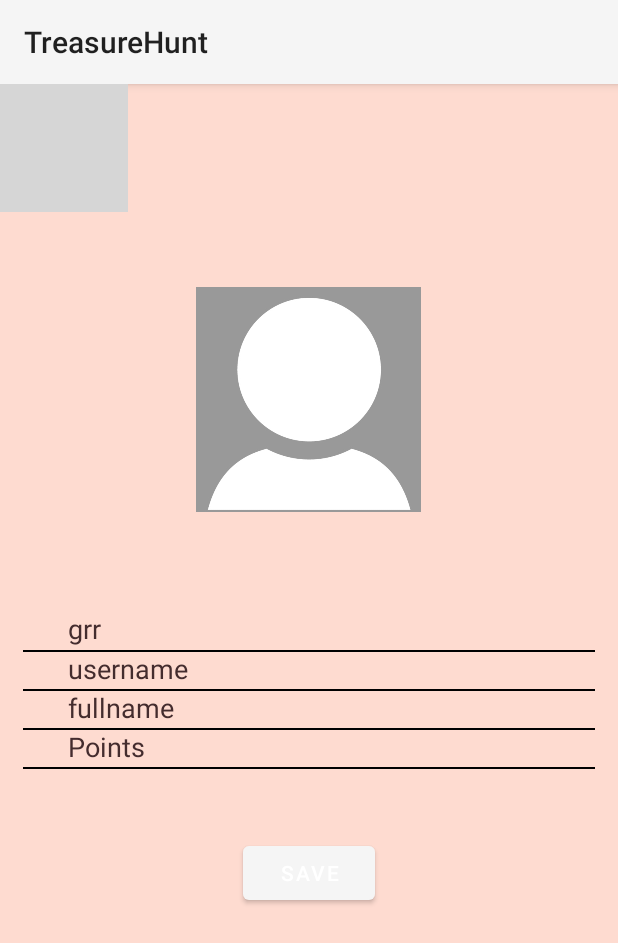
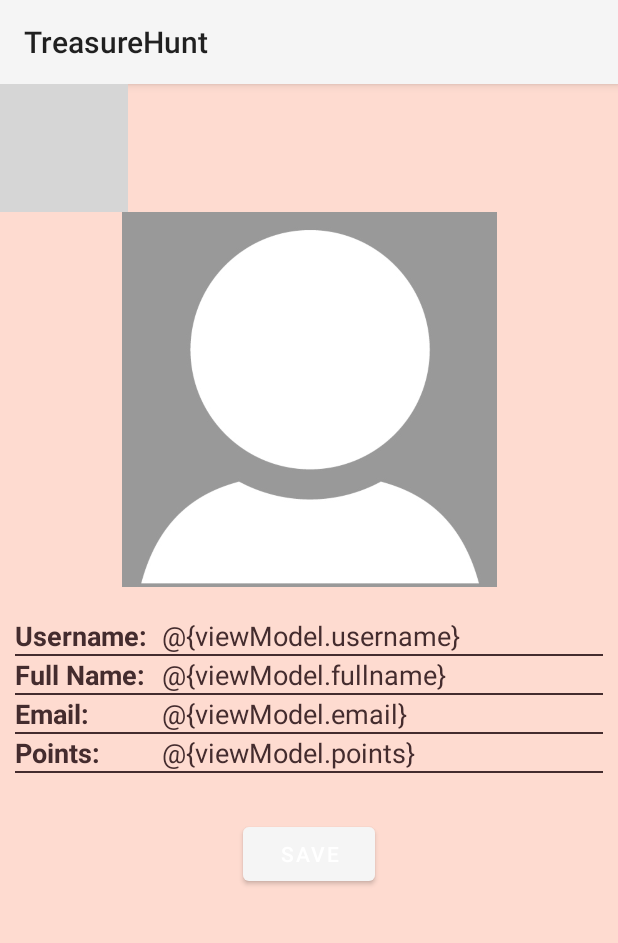
Before and after one commit to GutsArmour/TreasureHuntApp, an Android app: the UserProfile screen opened directly, with no data from a screen before it, on a phone screen of 412 x 824 dp. Shown: the top 943 px of the screen. Run offline under Robolectric (Android 15) with nearby library versions, the phone set to English and light mode, and no system bars; our stand-ins replace Firebase (no records; nobody signed in at launch, a user with empty details on screens opened directly); pictures from the network do not load; grey boxes are pictures that could not be loaded.

Commit message:
UserProfile added to Tutorial and fixed profile screen design

```diff
--- a/app/src/main/java/com/example/treasurehunt/UserProfile.java
+++ b/app/src/main/java/com/example/treasurehunt/UserProfile.java
@@ -91,10 +91,10 @@ public class UserProfile extends BaseAppCompatActivity{
                 SharedPreferences sharedPreferences = getSharedPreferences("prefs", MODE_PRIVATE);
                 final String username = sharedPreferences.getString("username", "default value");
                 if (snapshot.hasChild(username)) {
-                    userName.setText("Username: " + username);
-                    userFullname.setText("Full Name: " + snapshot.child(username).child("fullname").getValue(String.class));
-                    userEmail.setText("Email: " + snapshot.child(username).child("email").getValue(String.class));
-                    userPoints.setText("Points: " + snapshot.child(username).child("points").getValue(Long.class).toString());
+                    userName.setText(username);
+                    userFullname.setText(snapshot.child(username).child("fullname").getValue(String.class));
+                    userEmail.setText(snapshot.child(username).child("email").getValue(String.class));
+                    userPoints.setText(snapshot.child(username).child("points").getValue(Long.class).toString());
                     Glide.with(UserProfile.this).load(snapshot.child(username).child("pfp").getValue(String.class)).into(userPfp);
                 }
             }
--- a/app/src/main/res/layout/activity_tutorial.xml
+++ b/app/src/main/res/layout/activity_tutorial.xml
@@ -177,5 +177,29 @@
             android:paddingLeft="10dp"
             android:paddingRight="10dp"/>
     </LinearLayout>
+        <LinearLayout
+            android:layout_width="wrap_content"
+            android:layout_height="wrap_content"
+            android:orientation="vertical"
+            android:layout_marginTop="20dp">
+
+            <TextView
+                android:layout_width="match_parent"
+                android:layout_height="wrap_content"
+                android:text="User Profile"
+                android:textSize="16sp"
+                android:textStyle="bold"
+                android:textAlignment="center"/>
+
+            <TextView
+                android:layout_width="match_parent"
+                android:layout_height="wrap_content"
+                android:text="The User Profile page lets you visit your profile and view your details such as username, name, email, and points. In here, you can change your profile by simply clicking on the picture icon which will allow you to open a picture from your galler."
+                android:textAlignment="center"
+                android:paddingTop="3dp"
+                android:paddingBottom="3dp"
+                android:paddingLeft="10dp"
+                android:paddingRight="10dp"/>
+        </LinearLayout>
     </LinearLayout>
 </ScrollView>
--- a/app/src/main/res/layout/activity_userprofile.xml
+++ b/app/src/main/res/layout/activity_userprofile.xml
@@ -25,74 +25,80 @@
             android:layout_height="250dp">
 
             <ImageView
-                android:layout_width="150dp"
-                android:layout_height="150dp"
+                android:layout_width="300dp"
+                android:layout_height="300dp"
                 android:id="@+id/userprofileImage"
                 android:layout_centerInParent="true"
                 android:src="@drawable/default_profile_photo"/>
         </RelativeLayout>
 
-        <RelativeLayout
+        <TableLayout
             android:layout_width="match_parent"
-            android:layout_height="match_parent"
-            android:layout_margin="15dp">
+            android:layout_height="wrap_content"
+            android:paddingTop="20dp"
+            android:paddingHorizontal="10dp">
 
-            <TextView
-                android:layout_width="wrap_content"
-                android:layout_height="wrap_content"
-                android:id="@+id/userprofileUsername"
-                android:layout_marginStart="30dp"
-                android:textSize="18sp"
-                android:text="grr"
-                android:layout_marginBottom="2dp"/>
+            <TableRow>
+                <TextView
+                    android:textSize="18sp"
+                    android:text="Username:"
+                    android:textStyle="bold" />
+                <TextView
+                    android:textSize="18sp"
+                    android:paddingLeft="10dp"
+                    android:id="@+id/userprofileUsername"
+                    android:text="@{viewModel.username}" />
+            </TableRow>
             <View
-                android:layout_width="wrap_content"
+                android:layout_width="match_parent"
                 android:layout_height="1dp"
-                android:layout_below="@id/userprofileUsername"
-                android:background="@color/black"/>
-            <TextView
-                android:layout_width="wrap_content"
-                android:layout_height="wrap_content"
-                android:id="@+id/userprofileFullname"
-                android:layout_marginStart="30dp"
-                android:layout_below="@id/userprofileUsername"
-                android:textSize="18sp"
-                android:text="username"
-                android:layout_marginBottom="1dp"/>
+                android:background="#442C2E"/>
+            <TableRow>
+                <TextView
+                    android:textSize="18sp"
+                    android:text="Full Name:"
+                    android:textStyle="bold" />
+                <TextView
+                    android:textSize="18sp"
+                    android:paddingLeft="10dp"
+                    android:id="@+id/userprofileFullname"
+                    android:text="@{viewModel.fullname}" />
+            </TableRow>
             <View
-                android:layout_width="wrap_content"
+                android:layout_width="match_parent"
                 android:layout_height="1dp"
-                android:layout_below="@id/userprofileFullname"
-                android:background="@color/black"/>
-            <TextView
-                android:layout_width="wrap_content"
-                android:layout_height="wrap_content"
-                android:id="@+id/userprofileEmail"
-                android:layout_marginStart="30dp"
-                android:layout_below="@id/userprofileFullname"
-                android:textSize="18sp"
-                android:text="fullname"
-                android:layout_marginBottom="1dp"/>
+                android:background="#442C2E"/>
+            <TableRow>
+                <TextView
+                    android:textSize="18sp"
+                    android:text="Email:"
+                    android:textStyle="bold" />
+                <TextView
+                    android:textSize="18sp"
+                    android:paddingLeft="10dp"
+                    android:id="@+id/userprofileEmail"
+                    android:text="@{viewModel.email}" />
+            </TableRow>
             <View
-                android:layout_width="wrap_content"
+                android:layout_width="match_parent"
                 android:layout_height="1dp"
-                android:layout_below="@id/userprofileEmail"
-                android:background="@color/black"/>
-            <TextView
-                android:layout_width="wrap_content"
-                android:layout_height="wrap_content"
-                android:id="@+id/userprofilePoints"
-                android:layout_marginStart="30dp"
-                android:layout_below="@id/userprofileEmail"
-                android:textSize="18sp"
-                android:text="Points"
-                android:layout_marginBottom="1dp"/>
+                android:background="#442C2E"/>
+            <TableRow>
+                <TextView
+                    android:textSize="18sp"
+                    android:text="Points:"
+                    android:textStyle="bold" />
+                <TextView
+                    android:textSize="18sp"
+                    android:paddingLeft="10dp"
+                    android:id="@+id/userprofilePoints"
+                    android:text="@{viewModel.points}" />
+            </TableRow>
             <View
-                android:layout_width="wrap_content"
+                android:layout_width="match_parent"
                 android:layout_height="1dp"
-                android:layout_below="@id/userprofilePoints"
-                android:background="@color/black"/>
-        </RelativeLayout>
+                android:background="#442C2E"/>
+        </TableLayout>
 
         <Button
             android:layout_width="wrap_content"
```
